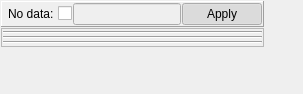
Qt form Code/Common/Gui/mvdColorDynamicsWidget.ui (orfeotoolbox/OTB) before a commit.
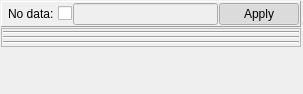
The same form after that commit. Custom widgets are drawn as their Qt base class.

Commit message: ENH: color-dynamics quantile-intensities (un)constrained mode(s UI proposal.)

```diff
--- a/Code/Common/Gui/mvdColorDynamicsWidget.ui
+++ b/Code/Common/Gui/mvdColorDynamicsWidget.ui
@@ -102,19 +102,6 @@
      </layout>
     </widget>
    </item>
-   <item row="0" column="1">
-    <spacer name="horizontalSpacer">
-     <property name="orientation">
-      <enum>Qt::Horizontal</enum>
-     </property>
-     <property name="sizeHint" stdset="0">
-      <size>
-       <width>0</width>
-       <height>20</height>
-      </size>
-     </property>
-    </spacer>
-   </item>
    <item row="1" column="0">
     <widget class="QFrame" name="colorFrame">
      <property name="frameShape">
```
The commit also changes 1 other file.
